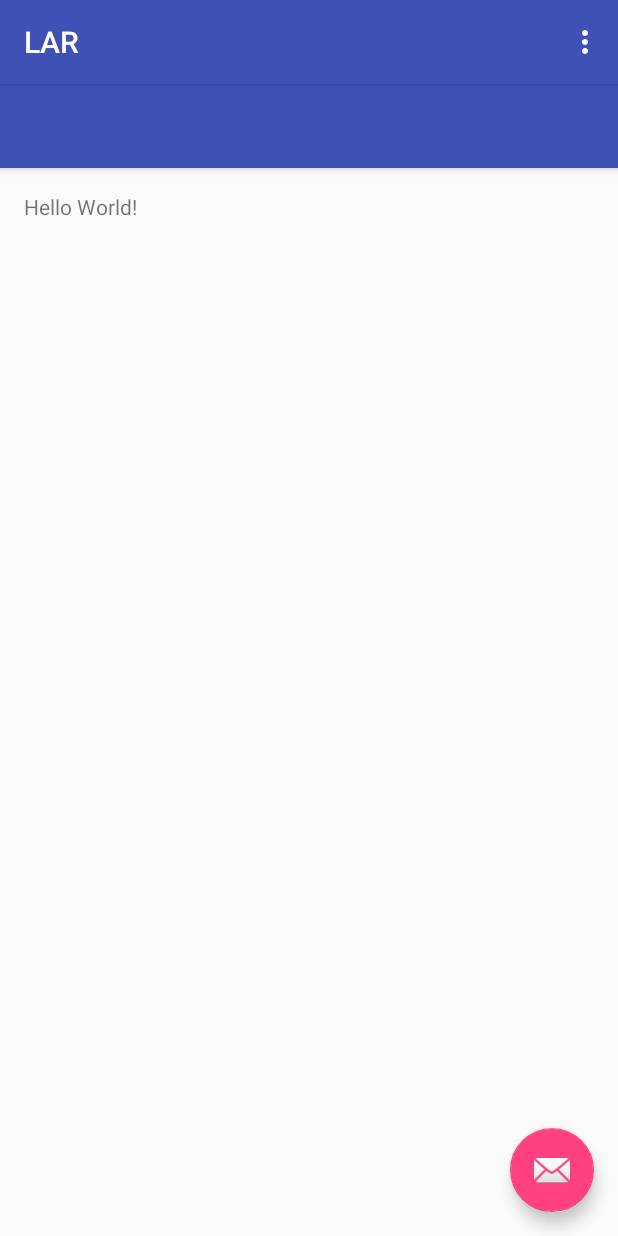
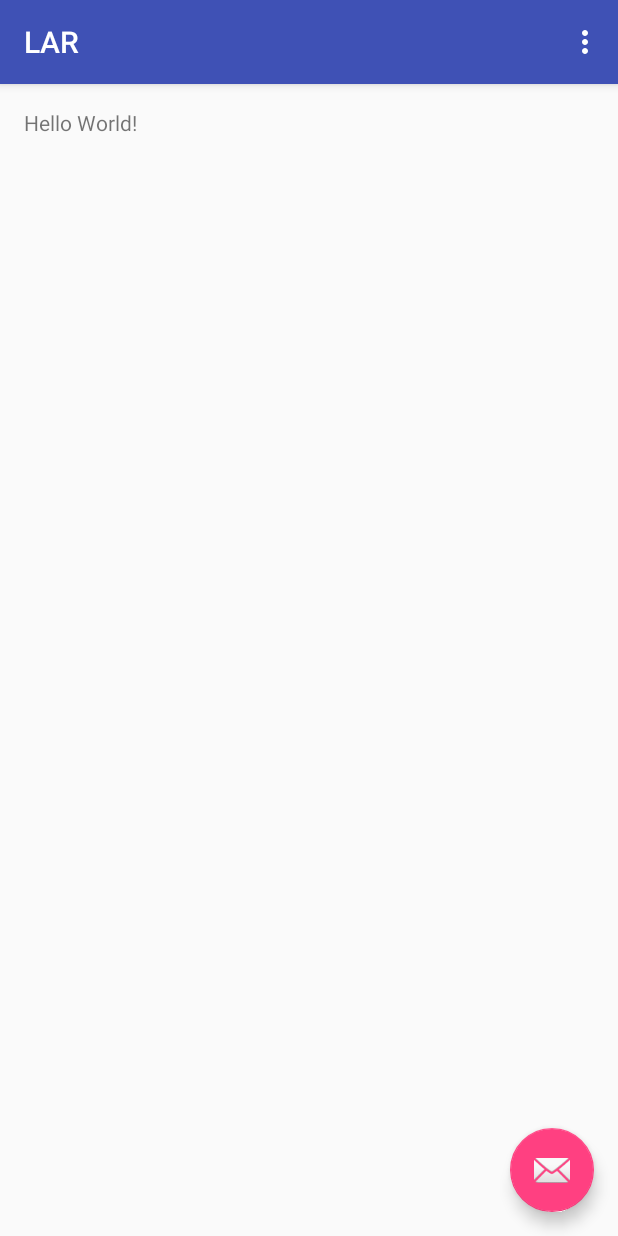
Before and after one commit to smishr16/cse535app, an Android app: the screen it shows after launch (MainActivity), on a phone screen of 412 x 824 dp. Run offline under Robolectric (Android 15) with nearby library versions, the phone set to English and light mode, and no system bars.

Commit message:
needed a fix

```diff
--- a/app/src/main/AndroidManifest.xml
+++ b/app/src/main/AndroidManifest.xml
@@ -12,7 +12,7 @@
         <activity
             android:name=".activities.MainActivity"
             android:label="@string/app_name"
-            android:theme="@style/AppTheme">
+            android:theme="@style/AppTheme.NoActionBar">
             <intent-filter>
                 <action android:name="android.intent.action.MAIN" />
 
--- a/app/src/main/res/values/styles.xml
+++ b/app/src/main/res/values/styles.xml
@@ -8,6 +8,11 @@
         <item name="colorAccent">@color/colorAccent</item>
     </style>
 
+    <style name="AppTheme.NoActionBar">
+        <item name="windowActionBar">false</item>
+        <item name="windowNoTitle">true</item>
+    </style>
+
     <style name="AppTheme.AppBarOverlay" parent="ThemeOverlay.AppCompat.Dark.ActionBar" />
 
     <style name="AppTheme.PopupOverlay" parent="ThemeOverlay.AppCompat.Light" />
```
